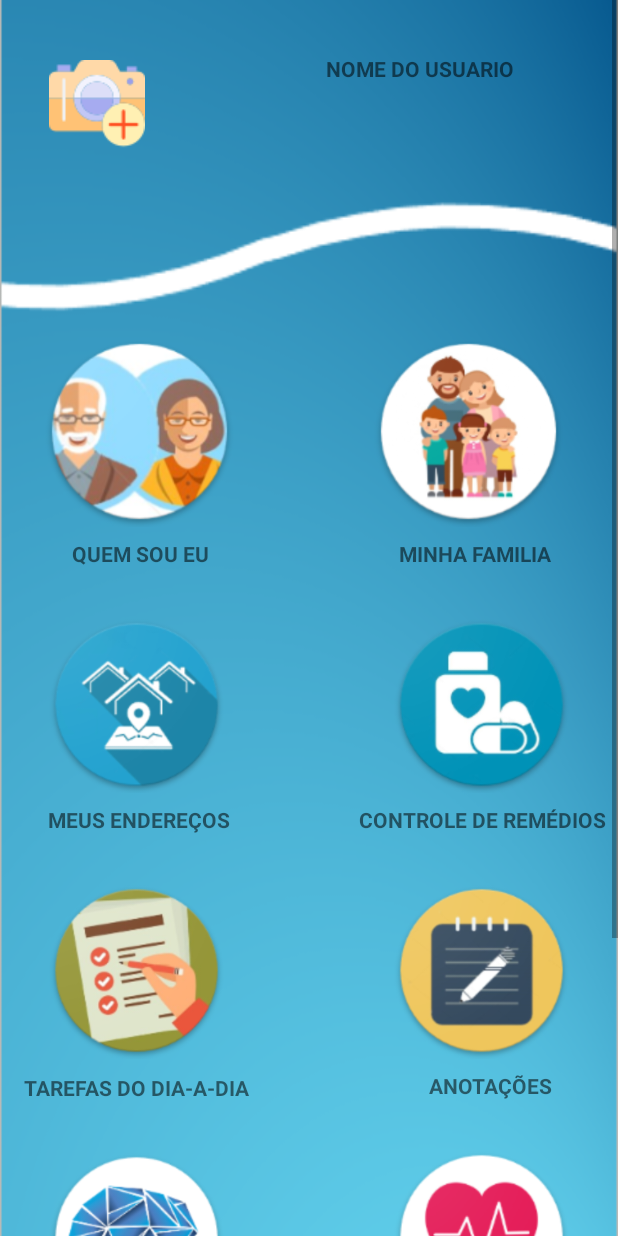
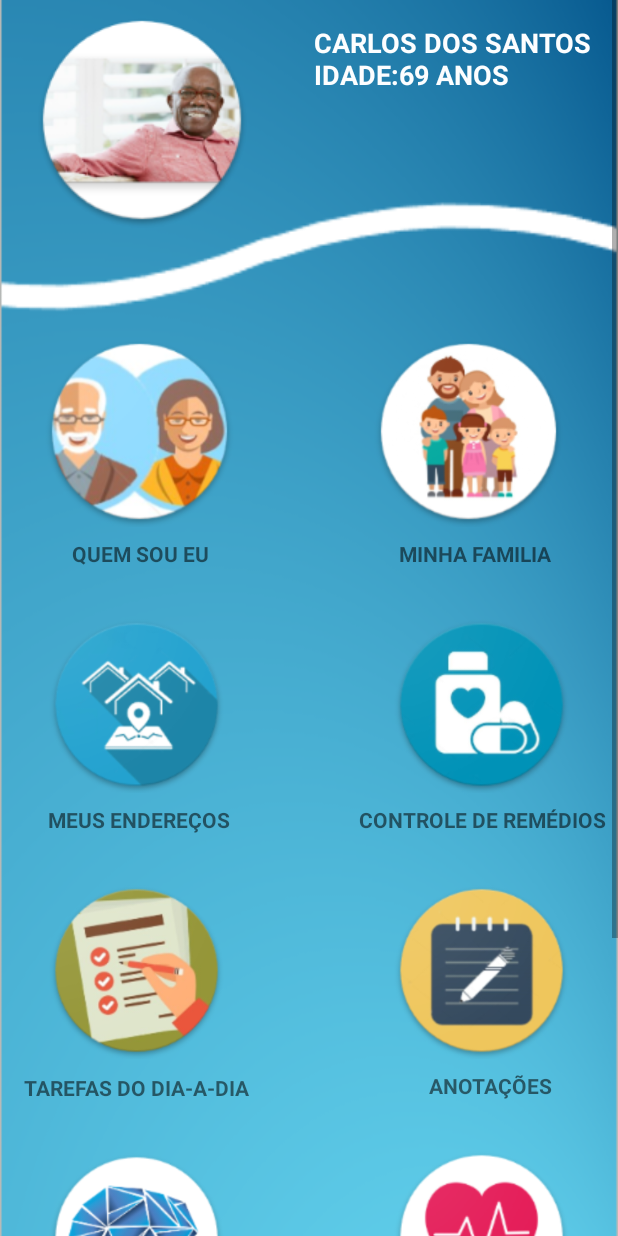
Before and after one commit to MEAlzaimer/MEAlzaimer, an Android app: the MenuInicialActivity screen opened directly, with no data from a screen before it, on a phone screen of 412 x 824 dp. Run offline under Robolectric (Android 15) with nearby library versions, the phone set to English and light mode, and no system bars.

Commit message:
feira de analise

```diff
--- a/app/src/main/AndroidManifest.xml
+++ b/app/src/main/AndroidManifest.xml
@@ -25,7 +25,6 @@
         <activity android:name=".gamesMEAlzheimer.ordemDoze.GamesActivity" />
         <activity android:name=".gamesMEAlzheimer.ordemDoze.ordemDoze.GameOrdemStartActivity" />
         <activity android:name=".gamesMEAlzheimer.ordemDoze.ordemDoze.GameOrdemStartScreenLoserActivity" />
-        <activity android:name=".ManualActivity"></activity>
     </application>
 
 </manifest>
--- a/app/src/main/java/mealzaimerproject/com/mealzaimer/MenuInicialActivity.java
+++ b/app/src/main/java/mealzaimerproject/com/mealzaimer/MenuInicialActivity.java
@@ -10,6 +10,7 @@ import mealzaimerproject.com.mealzaimer.gamesMEAlzheimer.ordemDoze.GamesActivity
 
 public class MenuInicialActivity extends AppCompatActivity {
     private ImageButton botaoJogos;
+    private ImageButton botaoManual;
 
     @Override
     protected void onCreate(Bundle savedInstanceState) {
@@ -22,5 +23,6 @@ public class MenuInicialActivity extends AppCompatActivity {
                 startActivity(new Intent(getApplicationContext(),GamesActivity.class));
             }
         });
+
     }
 }
--- a/app/src/main/res/layout/activity_menu_inicial.xml
+++ b/app/src/main/res/layout/activity_menu_inicial.xml
@@ -18,9 +18,9 @@
             android:id="@+id/imageButton29"
             android:layout_width="wrap_content"
             android:layout_height="wrap_content"
-            android:layout_marginStart="24dp"
-            android:layout_marginLeft="24dp"
-            android:layout_marginTop="40dp"
+            android:layout_marginStart="16dp"
+            android:layout_marginLeft="16dp"
+            android:layout_marginTop="8dp"
             android:layout_marginEnd="24dp"
             android:layout_marginRight="24dp"
             android:background="@android:color/transparent"
@@ -28,7 +28,7 @@
             app:layout_constraintHorizontal_bias="0.029"
             app:layout_constraintStart_toStartOf="parent"
             app:layout_constraintTop_toTopOf="parent"
-            app:srcCompat="@drawable/logocamerafoto" />
+            app:srcCompat="@drawable/coroaxxhdpi" />
 
         <ImageButton
             android:id="@+id/imageButton30"
@@ -49,14 +49,16 @@
             android:layout_height="wrap_content"
             android:layout_marginStart="8dp"
             android:layout_marginLeft="8dp"
-            android:layout_marginTop="36dp"
+            android:layout_marginTop="16dp"
             android:layout_marginEnd="8dp"
             android:layout_marginRight="8dp"
-            android:text="NOME DO USUARIO"
-            android:textAllCaps="false"
+            android:text="CARLOS DOS SANTOS\nIDADE:69 ANOS"
+            android:textAllCaps="true"
+            android:textColor="@color/ic_launcher_background"
+            android:textSize="18sp"
             android:textStyle="bold"
             app:layout_constraintEnd_toEndOf="parent"
-            app:layout_constraintHorizontal_bias="0.773"
+            app:layout_constraintHorizontal_bias="0.956"
             app:layout_constraintStart_toStartOf="parent"
             app:layout_constraintTop_toTopOf="parent" />
 
@@ -216,7 +218,7 @@
             app:layout_constraintVertical_bias="0.0" />
 
         <ImageButton
-            android:id="@+id/imageButton"
+            android:id="@+id/btnManualId"
             android:layout_width="118dp"
             android:layout_height="118dp"
             android:layout_marginStart="32dp"
@@ -252,7 +254,7 @@
             android:textAllCaps="true"
             android:textStyle="bold"
             app:layout_constraintStart_toStartOf="parent"
-            app:layout_constraintTop_toBottomOf="@+id/imageButton" />
+            app:layout_constraintTop_toBottomOf="@+id/btnManualId" />
 
         <TextView
             android:id="@+id/textView4"
--- a/app/src/main/res/values/strings.xml
+++ b/app/src/main/res/values/strings.xml
@@ -3,4 +3,7 @@
     <string name="text_bv">BEM VINDO DIGITE SEU NOME ABAIXO</string>
     <string name="versao_apk">Versão Preview 1.113 ©</string>
     <string name="logo_principal">logo_principal</string>
+
+    <!-- TODO: Remove or change this placeholder text -->
+    <string name="hello_blank_fragment">Hello blank fragment</string>
 </resources>
```
Also changed, not shown: app/src/main/java/mealzaimerproject/com/mealzaimer/ManualActivity.java (deleted, +0 -13 lines), app/src/main/res/layout/activity_manual.xml (deleted, +0 -9 lines), app/src/main/res/drawable-v24/avancar.png (added), app/src/main/res/drawable-v24/coroaxxhdpi.png (added), app/src/main/res/drawable-v24/idosoxxhdpi.png (added), app/src/main/res/drawable-v24/voltar.png (added).
